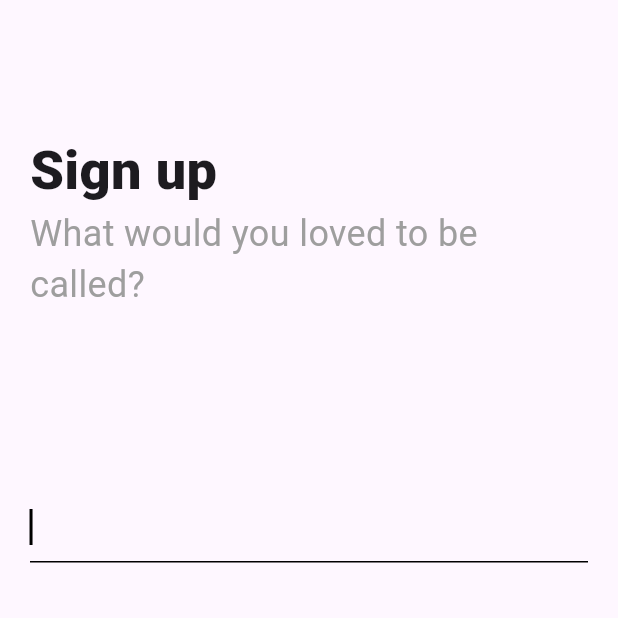
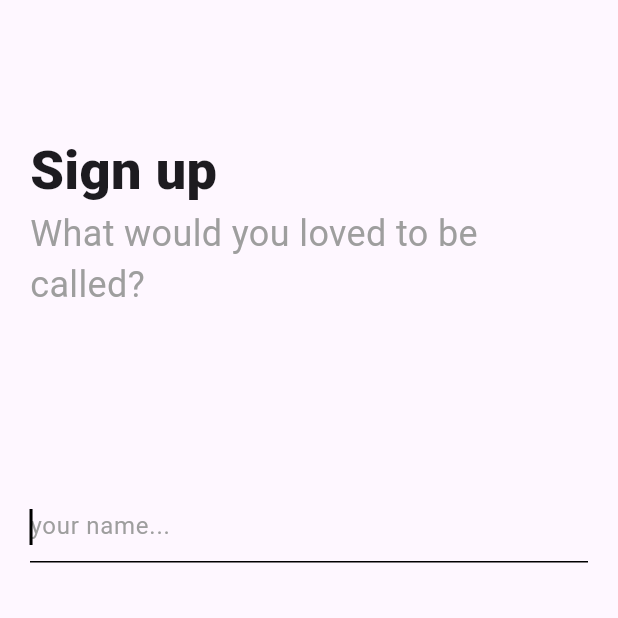
Before and after one commit to SpaceBuckett/must_do, a Flutter app: the SignUpScreenThree screen opened directly with empty values, on a phone screen of 412 x 824 dp, the top half of it. Run offline on Flutter 3.47's test engine with Material 2 defaults, Android fonts, the light colour scheme and no system bars; our stand-ins replace cloud_firestore, firebase_auth, firebase_core, firebase_messaging, get, get_it; accounts and stored records are empty.

Commit message:
implement sign up with email and password

```diff
--- a/lib/core/constants/text_styles.dart
+++ b/lib/core/constants/text_styles.dart
@@ -5,3 +5,7 @@ const heading1 = TextStyle(
   fontWeight: FontWeight.w600,
   color: Colors.white,
 );
+
+final kHintTextStyle = TextStyle(
+  color: Colors.grey.shade500,
+);
--- a/lib/core/locator.dart
+++ b/lib/core/locator.dart
@@ -1,4 +1,5 @@
 import 'package:get_it/get_it.dart';
+import 'package:must_do/core/services/auth_services.dart';
 import 'package:must_do/core/services/database_services.dart';
 
 GetIt locator = GetIt.instance;
@@ -6,4 +7,5 @@ GetIt locator = GetIt.instance;
 setupLocator() {
   // locator.registerSingleton(AuthService());
   locator.registerSingleton(DatabaseService());
+  locator.registerSingleton(AuthService());
 }
--- a/lib/core/models/user/user_model.dart
+++ b/lib/core/models/user/user_model.dart
@@ -3,23 +3,27 @@ class UserProfile {
   String? name;
   String? email;
   String? password;
+  String? fcmToken;
 
   UserProfile({
     this.id,
     this.name,
     this.email,
     this.password,
+    this.fcmToken,
   });
 
   UserProfile.fromJson(Map<String, dynamic> json, this.id) {
     name = json['name'];
     email = json['email'];
+    fcmToken = json['fcmToken'];
   }
 
   Map<String, dynamic> toJson() {
-    final Map<String, dynamic> data = Map<String, dynamic>();
+    final Map<String, dynamic> data = <String, dynamic>{};
     data['name'] = name;
     data['email'] = email;
+    data['fcmToken'] = fcmToken;
     return data;
   }
 }
--- a/lib/core/services/auth_services.dart
+++ b/lib/core/services/auth_services.dart
@@ -11,13 +11,12 @@ class AuthService extends ChangeNotifier {
   CustomAuthResult customAuthResult = CustomAuthResult();
   late bool isLogin;
 
-  init() async{
+  init() async {
     user = FirebaseAuth.instance.currentUser;
-    if(user!=null){
+    if (user != null) {
       user = FirebaseAuth.instance.currentUser;
       userProfile = await _dbService.getUser(user!.uid);
     }
-
   }
 
   Future<CustomAuthResult> signUpWithEmailandPassword(
--- a/lib/core/services/database_services.dart
+++ b/lib/core/services/database_services.dart
@@ -43,6 +43,10 @@ class DatabaseService {
     return tasks;
   }
 
+  updateFcmToken(fcmToken, userId) async {
+    await _db.collection('users').doc(userId).update({'fcmToke': fcmToken});
+  }
+
   addTask(Task task) async {
     print('@Adding Task');
     try {
--- a/lib/screens/auth/signup/signup_screen3.dart
+++ b/lib/screens/auth/signup/signup_screen3.dart
@@ -1,4 +1,7 @@
 import 'package:flutter/material.dart';
+import 'package:must_do/core/constants/text_styles.dart';
+import 'package:must_do/screens/auth/signup/signup_viewmodel.dart';
+import 'package:provider/provider.dart';
 
 class SignUpScreenThree extends StatelessWidget {
   final String? email, password;
@@ -9,7 +12,10 @@ class SignUpScreenThree extends StatelessWidget {
 
   @override
   Widget build(BuildContext context) {
-    return Scaffold(
+    return ChangeNotifierProvider(
+      create: (context) => SignUpViewModel(),
+      child: Consumer<SignUpViewModel>(
+        builder: (context, model, child) => Scaffold(
           body: Padding(
             padding: const EdgeInsets.symmetric(horizontal: 20.0),
             child: Form(
@@ -40,8 +46,10 @@ class SignUpScreenThree extends StatelessWidget {
                     autofocus: true,
                     textInputAction: TextInputAction.done,
                     cursorColor: Colors.black,
-                decoration: const InputDecoration(
-                  focusedBorder: UnderlineInputBorder(
+                    decoration: InputDecoration(
+                      hintText: 'your name...',
+                      hintStyle: kHintTextStyle,
+                      focusedBorder: const UnderlineInputBorder(
                         borderSide: BorderSide(
                           color: Colors.black,
                         ),
@@ -57,6 +65,7 @@ class SignUpScreenThree extends StatelessWidget {
                     onFieldSubmitted: (value) {
                       if (_formKey.currentState!.validate()) {
                         // Get.to(() => SignUpScreen());
+                        model.createUserAccount(email!, password!, value);
                       }
                     },
                   ),
@@ -65,6 +74,8 @@ class SignUpScreenThree extends StatelessWidget {
               ),
             ),
           ),
+        ),
+      ),
     );
   }
 }
--- a/lib/screens/auth/signup/signup_viewmodel.dart
+++ b/lib/screens/auth/signup/signup_viewmodel.dart
@@ -1,7 +1,34 @@
-import 'package:flutter/material.dart';
+import 'package:firebase_messaging/firebase_messaging.dart';
+import 'package:get/get.dart';
+import 'package:must_do/core/locator.dart';
 import 'package:must_do/core/models/base_model.dart';
+import 'package:must_do/core/models/user/user_model.dart';
+import 'package:must_do/core/services/auth_services.dart';
+import 'package:must_do/core/services/custom_auth.dart';
+import 'package:must_do/core/services/database_services.dart';
+import 'package:must_do/screens/home/home_screen.dart';
 
 class SignUpViewModel extends BaseViewModel {
-  FocusNode node1 = FocusNode();
-  FocusNode node2 = FocusNode();
+  UserProfile userProfile = UserProfile();
+  final _authService = locator<AuthService>();
+  final _dbService = locator<DatabaseService>();
+  late CustomAuthResult authResult;
+
+  createUserAccount(String email, String password, String name) async {
+    print('@CreateingUserAccount!');
+    userProfile.email = email;
+    userProfile.password = password;
+    userProfile.name = name;
+
+    authResult = await _authService.signUpWithEmailandPassword(userProfile);
+    if (authResult.status == true) {
+      userProfile.fcmToken = await FirebaseMessaging.instance.getToken();
+
+      await _dbService.updateFcmToken(
+          userProfile.fcmToken, authResult.user!.uid);
+      print('Now heading to HomeScreen!!');
+
+      Get.to(() => const HomeScreen());
+    }
+  }
 }
--- a/pubspec.yaml
+++ b/pubspec.yaml
@@ -42,6 +42,7 @@ dependencies:
   cloud_firestore: ^3.4.3
   get_it: ^7.2.0
   firebase_auth: ^3.6.2
+  firebase_messaging: ^12.0.2
 
 dev_dependencies:
   flutter_test:
```
Also changed, not shown: lib/screens/auth/signup/signup_screen1.dart (+5 -2 lines), lib/screens/auth/signup/signup_screen2.dart (+5 -2 lines), pubspec.lock, 1 other file. Lines whose indentation alone changed are shown as unchanged.
